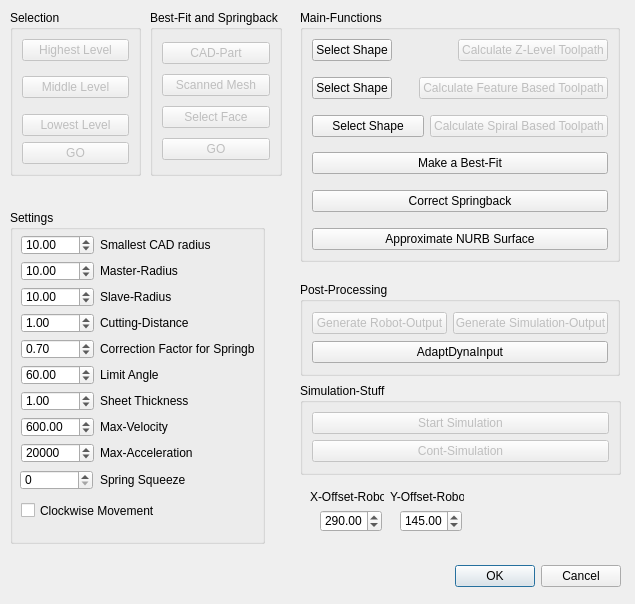
Old version of the form src/Mod/Cam/Gui/Cutting.ui in the repository berndhahnebach/All_FreeCAD.
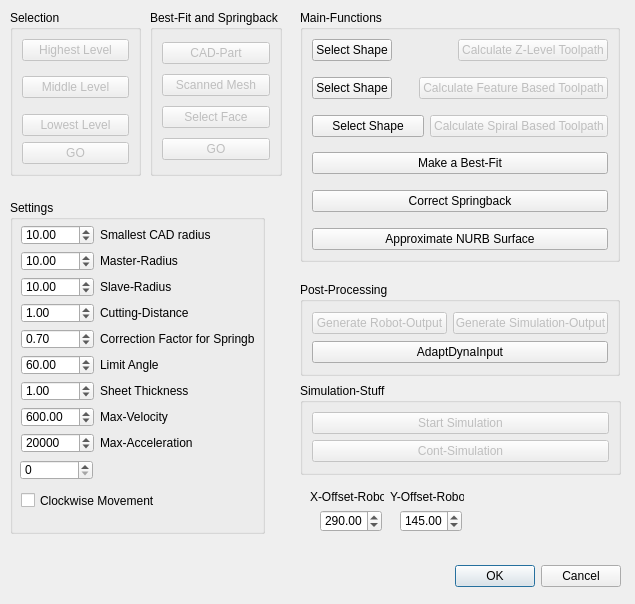
New version of the form.

```diff
--- a/src/Mod/Cam/Gui/Cutting.ui
+++ b/src/Mod/Cam/Gui/Cutting.ui
@@ -359,19 +359,6 @@
     </item>
    </layout>
   </widget>
-  <widget class="QLabel" name="label_13" >
-   <property name="geometry" >
-    <rect>
-     <x>100</x>
-     <y>470</y>
-     <width>155</width>
-     <height>20</height>
-    </rect>
-   </property>
-   <property name="text" >
-    <string>Spring Squeeze</string>
-   </property>
-  </widget>
   <widget class="QGroupBox" name="best_fit_box" >
    <property name="enabled" >
     <bool>true</bool>
@@ -468,7 +455,7 @@
    <property name="geometry" >
     <rect>
      <x>10</x>
-     <y>210</y>
+     <y>200</y>
      <width>255</width>
      <height>334</height>
     </rect>
```
Left out of the diff: 808 changed lines with no effect on the pictures.
